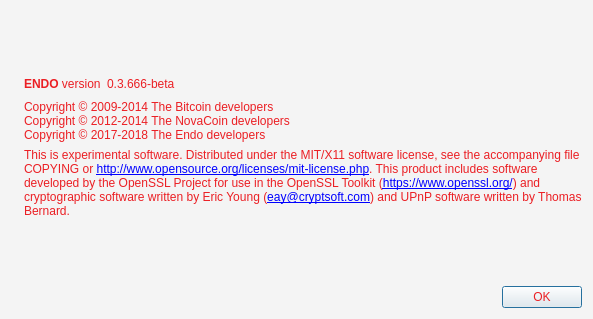
SaltineChips/endox, file src/qt/forms/aboutdialog.ui: the form before one commit.
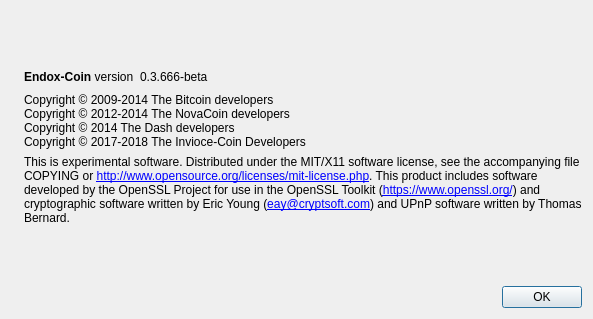
The form after the commit. Icons and pictures are not drawn.

Commit message:
EndoV3 ProtoRelease
Endo Blockchain
Changed-
pretty much everything

What changed in the file:
```diff
--- a/src/qt/forms/aboutdialog.ui
+++ b/src/qt/forms/aboutdialog.ui
@@ -14,8 +14,7 @@
    <string>About ENDO</string>
   </property>
   <property name="styleSheet">
-   <string notr="true">color: rgb(204, 155, 68);
-background-color: rgb(244, 244, 244);</string>
+   <string notr="true"/>
   </property>
   <layout class="QHBoxLayout" name="horizontalLayout_2">
    <item>
@@ -53,11 +52,8 @@
          <property name="cursor">
           <cursorShape>IBeamCursor</cursorShape>
          </property>
-         <property name="styleSheet">
-          <string notr="true">color: #eb1f24</string>
-         </property>
          <property name="text">
-          <string>&lt;b&gt;ENDO&lt;/b&gt; version</string>
+          <string>&lt;b&gt;Endox-Coin&lt;/b&gt; version</string>
          </property>
          <property name="textInteractionFlags">
           <set>Qt::LinksAccessibleByMouse|Qt::TextSelectableByKeyboard|Qt::TextSelectableByMouse</set>
@@ -69,9 +65,6 @@
          <property name="cursor">
           <cursorShape>IBeamCursor</cursorShape>
          </property>
-         <property name="styleSheet">
-          <string notr="true">color: #eb1f24</string>
-         </property>
          <property name="text">
           <string notr="true">0.3.666-beta</string>
          </property>
@@ -100,13 +93,11 @@
        <property name="cursor">
         <cursorShape>IBeamCursor</cursorShape>
        </property>
-       <property name="styleSheet">
-        <string notr="true">color: #eb1f24</string>
-       </property>
        <property name="text">
         <string>Copyright © 2009-2014 The Bitcoin developers
 Copyright © 2012-2014 The NovaCoin developers
-Copyright © 2017-2018 The Endo developers</string>
+Copyright © 2014 The Dash developers
+Copyright © 2017-2018 The Invioce-Coin Developers</string>
        </property>
        <property name="textInteractionFlags">
         <set>Qt::LinksAccessibleByMouse|Qt::TextSelectableByKeyboard|Qt::TextSelectableByMouse</set>
@@ -118,9 +109,6 @@
        <property name="cursor">
         <cursorShape>IBeamCursor</cursorShape>
        </property>
-       <property name="styleSheet">
-        <string notr="true">color: #eb1f24</string>
-       </property>
        <property name="text">
         <string>
 This is experimental software.
@@ -155,9 +143,6 @@
      </item>
      <item>
       <widget class="QDialogButtonBox" name="buttonBox">
-       <property name="styleSheet">
-        <string notr="true">color: #eb1f24</string>
-       </property>
        <property name="orientation">
         <enum>Qt::Horizontal</enum>
        </property>
```
Left out of the diff: 2 changed lines with no effect on the pictures. The commit also changes 530 other files.
